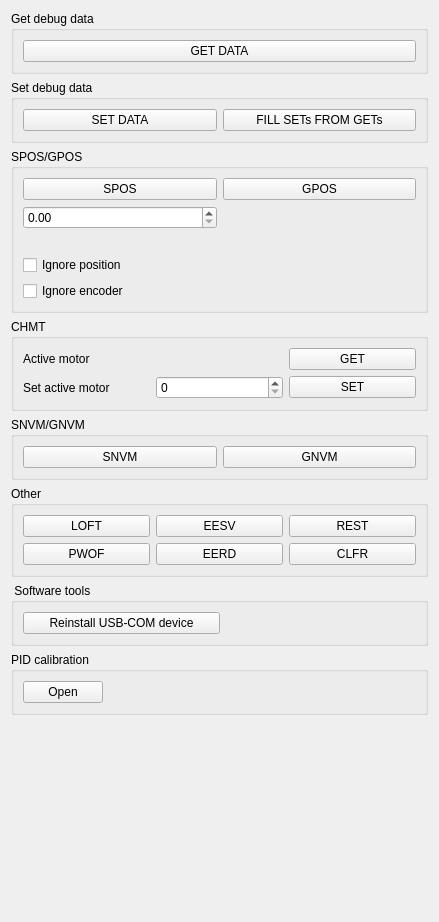
Old version of the form src/pagedebugwgt.ui in the repository EPC-MSU/XILab.
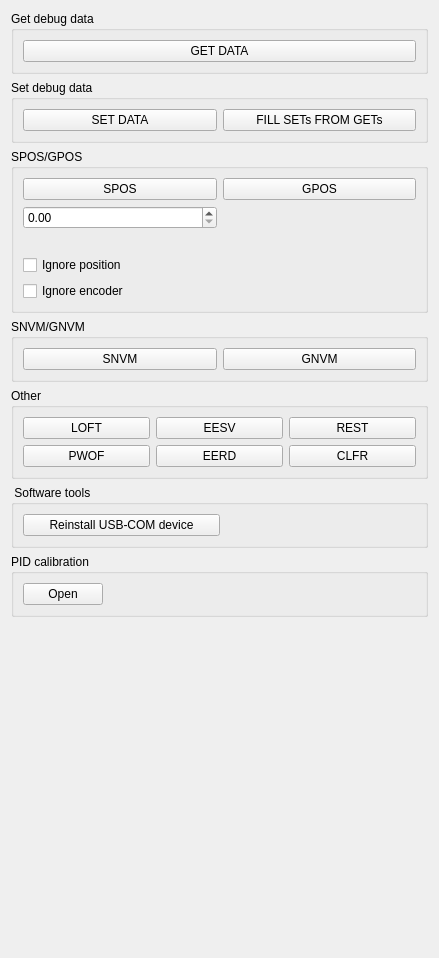
New version of the form. Custom widgets are drawn as their Qt base class.

Commit message: Bug #41365. Remove all chmt from XiLab.

The edit to the form file:
```diff
--- a/src/pagedebugwgt.ui
+++ b/src/pagedebugwgt.ui
@@ -7,7 +7,7 @@
     <x>0</x>
     <y>0</y>
     <width>439</width>
-    <height>922</height>
+    <height>958</height>
    </rect>
   </property>
   <property name="sizePolicy">
@@ -155,57 +155,6 @@
      </layout>
     </widget>
    </item>
-   <item>
-    <widget class="QGroupBox" name="groupBox">
-     <property name="title">
-      <string>CHMT</string>
-     </property>
-     <layout class="QGridLayout" name="gridLayout_3">
-      <item row="1" column="1">
-       <widget class="QSpinBox" name="chmtSpinBox">
-        <property name="maximum">
-         <number>1</number>
-        </property>
-       </widget>
-      </item>
-      <item row="1" column="0">
-       <widget class="QLabel" name="chmtLabel">
-        <property name="text">
-         <string>Set active motor</string>
-        </property>
-       </widget>
-      </item>
-      <item row="1" column="2">
-       <widget class="QPushButton" name="chmtSet">
-        <property name="text">
-         <string>SET</string>
-        </property>
-       </widget>
-      </item>
-      <item row="0" column="0">
-       <widget class="QLabel" name="chmtLabel_2">
-        <property name="text">
-         <string>Active motor</string>
-        </property>
-       </widget>
-      </item>
-      <item row="0" column="2">
-       <widget class="QPushButton" name="chmtGet">
-        <property name="text">
-         <string>GET</string>
-        </property>
-       </widget>
-      </item>
-      <item row="0" column="1">
-       <widget class="QLabel" name="chmtStatus">
-        <property name="text">
-         <string/>
-        </property>
-       </widget>
-      </item>
-     </layout>
-    </widget>
-   </item>
    <item>
     <widget class="QGroupBox" name="FRAM">
      <property name="title">
```
The commit also changes 11 other files.
